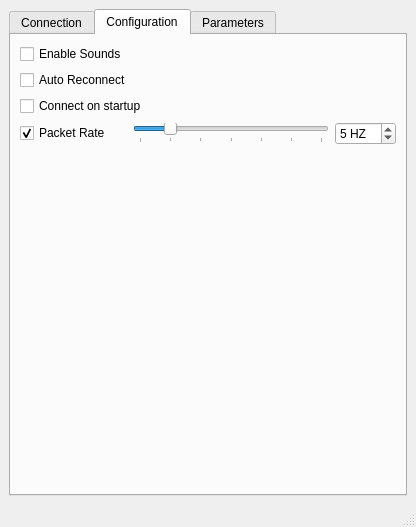
First picture: the form in src/crazyflieROS/ui/driverGUI.ui, repository omwdunkley/crazyflieROS, before the edit.
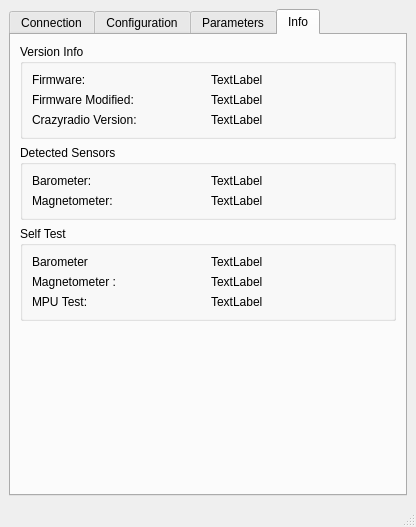
Second picture: the form after the edit.

Commit message: added info tab

Diff of the .ui file:
```diff
--- a/src/crazyflieROS/ui/driverGUI.ui
+++ b/src/crazyflieROS/ui/driverGUI.ui
@@ -18,7 +18,7 @@
     <item row="0" column="0">
      <widget class="QTabWidget" name="tabWidget">
       <property name="currentIndex">
-       <number>1</number>
+       <number>3</number>
       </property>
       <widget class="QWidget" name="tab_connection">
        <attribute name="title">
@@ -251,6 +251,165 @@
        </attribute>
        <layout class="QVBoxLayout" name="verticalLayout"/>
       </widget>
+      <widget class="QWidget" name="tab_info">
+       <attribute name="title">
+        <string>Info</string>
+       </attribute>
+       <layout class="QVBoxLayout" name="verticalLayout_2">
+        <item>
+         <widget class="QGroupBox" name="groupBox">
+          <property name="title">
+           <string>Version Info</string>
+          </property>
+          <layout class="QGridLayout" name="gridLayout_6">
+           <item row="1" column="1">
+            <widget class="QLabel" name="label_fwMod">
+             <property name="text">
+              <string>TextLabel</string>
+             </property>
+            </widget>
+           </item>
+           <item row="1" column="0">
+            <widget class="QLabel" name="label_8">
+             <property name="text">
+              <string>Firmware Modified:</string>
+             </property>
+            </widget>
+           </item>
+           <item row="0" column="0">
+            <widget class="QLabel" name="label_10">
+             <property name="text">
+              <string>Firmware:</string>
+             </property>
+            </widget>
+           </item>
+           <item row="0" column="1">
+            <widget class="QLabel" name="label_fw">
+             <property name="text">
+              <string>TextLabel</string>
+             </property>
+            </widget>
+           </item>
+           <item row="2" column="0">
+            <widget class="QLabel" name="label">
+             <property name="text">
+              <string>Crazyradio Version:</string>
+             </property>
+            </widget>
+           </item>
+           <item row="2" column="1">
+            <widget class="QLabel" name="label_crv">
+             <property name="text">
+              <string>TextLabel</string>
+             </property>
+            </widget>
+           </item>
+          </layout>
+         </widget>
+        </item>
+        <item>
+         <widget class="QGroupBox" name="groupBox_3">
+          <property name="title">
+           <string>Detected Sensors</string>
+          </property>
+          <layout class="QGridLayout" name="gridLayout_5">
+           <item row="0" column="0">
+            <widget class="QLabel" name="label_41">
+             <property name="text">
+              <string>Barometer:</string>
+             </property>
+            </widget>
+           </item>
+           <item row="0" column="1">
+            <widget class="QLabel" name="label_baroFound">
+             <property name="text">
+              <string>TextLabel</string>
+             </property>
+            </widget>
+           </item>
+           <item row="1" column="0">
+            <widget class="QLabel" name="label_43">
+             <property name="text">
+              <string>Magnetometer:</string>
+             </property>
+            </widget>
+           </item>
+           <item row="1" column="1">
+            <widget class="QLabel" name="label_magFound">
+             <property name="text">
+              <string>TextLabel</string>
+             </property>
+            </widget>
+           </item>
+          </layout>
+         </widget>
+        </item>
+        <item>
+         <widget class="QGroupBox" name="groupBox_2">
+          <property name="title">
+           <string>Self Test</string>
+          </property>
+          <layout class="QGridLayout" name="gridLayout_4">
+           <item row="0" column="0">
+            <widget class="QLabel" name="label_27">
+             <property name="text">
+              <string>Barometer</string>
+             </property>
+            </widget>
+           </item>
+           <item row="0" column="1">
+            <widget class="QLabel" name="label_baroTest">
+             <property name="text">
+              <string>TextLabel</string>
+             </property>
+            </widget>
+           </item>
+           <item row="1" column="0">
+            <widget class="QLabel" name="label_29">
+             <property name="text">
+              <string>Magnetometer :</string>
+             </property>
+            </widget>
+           </item>
+           <item row="1" column="1">
+            <widget class="QLabel" name="label_magTest">
+             <property name="text">
+              <string>TextLabel</string>
+             </property>
+            </widget>
+           </item>
+           <item row="2" column="0">
+            <widget class="QLabel" name="label_31">
+             <property name="text">
+              <string>MPU Test:</string>
+             </property>
+            </widget>
+           </item>
+           <item row="2" column="1">
+            <widget class="QLabel" name="label_MPUTest">
+             <property name="text">
+              <string>TextLabel</string>
+             </property>
+            </widget>
+           </item>
+          </layout>
+         </widget>
+        </item>
+        <item>
+         <spacer name="verticalSpacer_2">
+          <property name="orientation">
+           <enum>Qt::Vertical</enum>
+          </property>
+          <property name="sizeHint" stdset="0">
+           <size>
+            <width>20</width>
+            <height>40</height>
+           </size>
+          </property>
+         </spacer>
+        </item>
+       </layout>
+      </widget>
      </widget>
     </item>
    </layout>
```
The commit also changes 3 other files.
